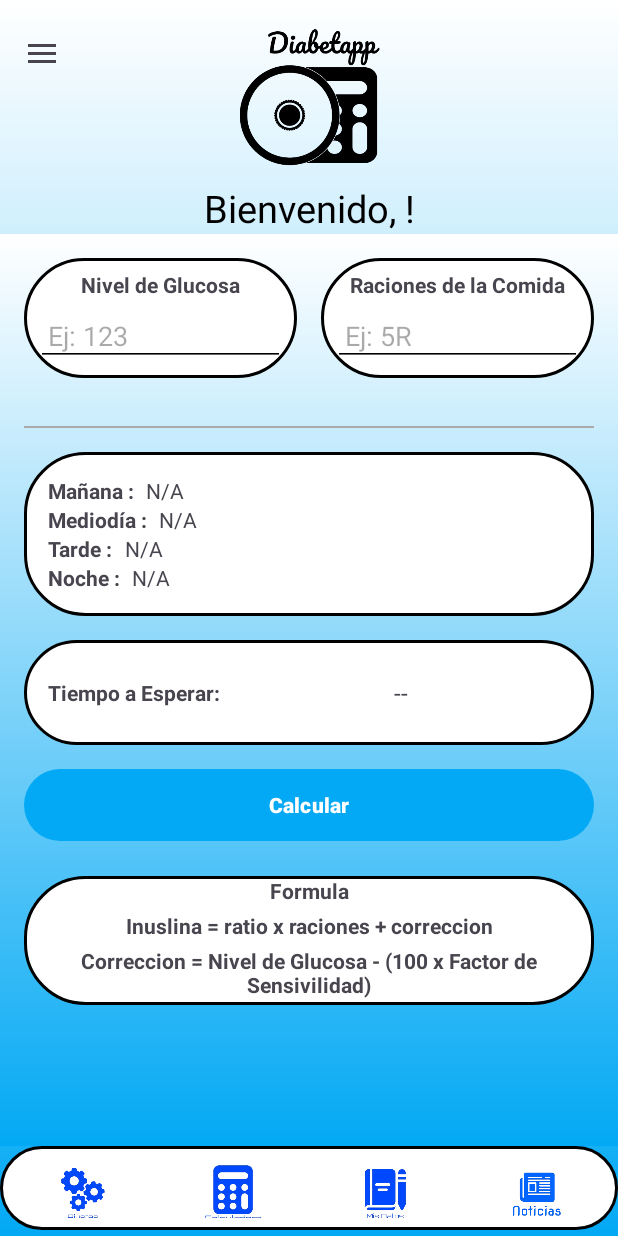
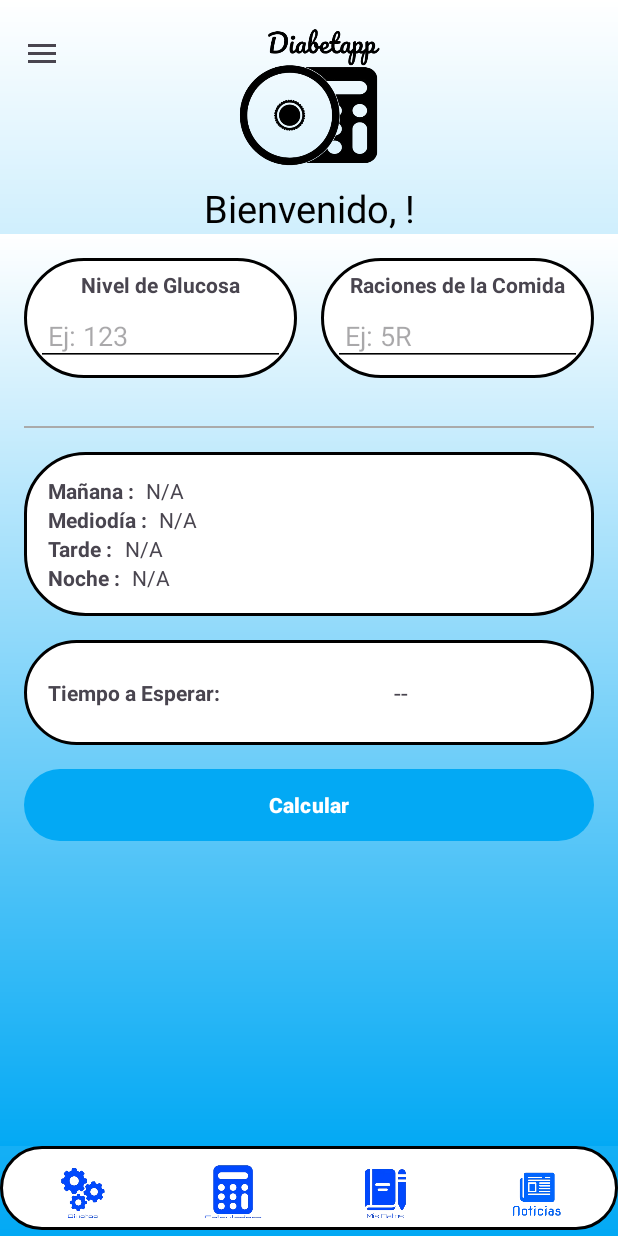
Before and after one commit to juanluismatalop/ProyectoGlucapp, an Android app: the fragment CalculadoraFragment placed in its activity, on a phone screen of 412 x 824 dp. Run offline under Robolectric (Android 15) with nearby library versions, the phone set to English and light mode, and no system bars; our stand-ins replace Dagger/Hilt's generated code, Firebase (no records; nobody signed in at launch, a user with empty details on screens opened directly).

Commit message:
cambios importantes en la forma de los proyects para mejorar la app

```diff
--- a/app/src/main/java/com/example/proyectoglucapp/ui/viewModel/SharedViewModel.kt
+++ b/app/src/main/java/com/example/proyectoglucapp/ui/viewModel/CalculadoraMisDatosViewModel.kt
@@ -1,8 +1,11 @@
 package com.example.proyectoglucapp.ui.viewModel
 
 import androidx.lifecycle.ViewModel
+import dagger.hilt.android.lifecycle.HiltViewModel
+import javax.inject.Inject
 
-class SharedViewModel : ViewModel() {
+@HiltViewModel
+class CalculadoraMisDatosViewModel @Inject constructor() : ViewModel() {
     var sensibilidad: Double? = null
     var ratioManana: Double? = null
     var ratioMediodia: Double? = null
--- a/app/src/main/java/com/example/proyectoglucapp/ui/views/fragment/CalculadoraFragment.kt
+++ b/app/src/main/java/com/example/proyectoglucapp/ui/views/fragment/CalculadoraFragment.kt
@@ -13,7 +13,7 @@ import android.widget.Toast
 import androidx.fragment.app.Fragment
 import androidx.lifecycle.ViewModelProvider
 import com.example.proyectoglucapp.R
-import com.example.proyectoglucapp.ui.viewModel.SharedViewModel
+import com.example.proyectoglucapp.ui.viewModel.CalculadoraMisDatosViewModel
 
 class CalculadoraFragment : Fragment() {
 
@@ -25,7 +25,7 @@ class CalculadoraFragment : Fragment() {
     private lateinit var racionesComida: EditText
     private lateinit var tiempoEsperar: TextView
 
-    private lateinit var sharedViewModel: SharedViewModel
+    private lateinit var sharedViewModel: CalculadoraMisDatosViewModel
 
     override fun onCreateView(
         inflater: LayoutInflater, container: ViewGroup?,
@@ -33,7 +33,7 @@ class CalculadoraFragment : Fragment() {
     ): View? {
         val view = inflater.inflate(R.layout.fragment_calculadora, container, false)
 
-        sharedViewModel = ViewModelProvider(requireActivity()).get(SharedViewModel::class.java)
+        sharedViewModel = ViewModelProvider(requireActivity()).get(CalculadoraMisDatosViewModel::class.java)
 
         valueManana = view.findViewById(R.id.valueManana)
         valueMediodia = view.findViewById(R.id.valueMediodia)
--- a/app/src/main/java/com/example/proyectoglucapp/ui/views/fragment/MisDatosFragment.kt
+++ b/app/src/main/java/com/example/proyectoglucapp/ui/views/fragment/MisDatosFragment.kt
@@ -10,7 +10,7 @@ import android.widget.Toast
 import androidx.fragment.app.Fragment
 import androidx.lifecycle.ViewModelProvider
 import com.example.proyectoglucapp.R
-import com.example.proyectoglucapp.ui.viewModel.SharedViewModel
+import com.example.proyectoglucapp.ui.viewModel.CalculadoraMisDatosViewModel
 
 class MisDatosFragment : Fragment() {
 
@@ -21,7 +21,7 @@ class MisDatosFragment : Fragment() {
     private lateinit var ratioNoche: EditText
     private lateinit var saveButton: Button
 
-    private lateinit var sharedViewModel: SharedViewModel
+    private lateinit var sharedViewModel: CalculadoraMisDatosViewModel
 
     override fun onCreateView(
         inflater: LayoutInflater, container: ViewGroup?,
@@ -29,7 +29,7 @@ class MisDatosFragment : Fragment() {
     ): View? {
         val view = inflater.inflate(R.layout.fragment_mis_datos, container, false)
 
-        sharedViewModel = ViewModelProvider(requireActivity()).get(SharedViewModel::class.java)
+        sharedViewModel = ViewModelProvider(requireActivity()).get(CalculadoraMisDatosViewModel::class.java)
 
         factorDeSensibilidad = view.findViewById(R.id.factorDeSensibilidad)
         ratioManana = view.findViewById(R.id.ratioMannana)
--- a/app/src/main/res/layout/fragment_ajustes.xml
+++ b/app/src/main/res/layout/fragment_ajustes.xml
@@ -1,6 +1,5 @@
 <?xml version="1.0" encoding="utf-8"?>
 <FrameLayout xmlns:android="http://schemas.android.com/apk/res/android"
-    xmlns:app="http://schemas.android.com/apk/res-auto"
     xmlns:tools="http://schemas.android.com/tools"
     android:layout_width="match_parent"
     android:layout_height="match_parent"
--- a/app/src/main/res/layout/fragment_calculadora.xml
+++ b/app/src/main/res/layout/fragment_calculadora.xml
@@ -5,7 +5,7 @@
     android:layout_height="match_parent"
     xmlns:app="http://schemas.android.com/apk/res-auto"
     android:background="@drawable/fondo"
-    tools:context=".fragment.calculadora.CalculadoraFragment">
+    tools:context="ui.views.fragment.CalculadoraFragment">
 
     <LinearLayout
         android:layout_width="match_parent"
@@ -238,37 +238,5 @@
         <Space
             android:layout_width="379dp"
             android:layout_height="23dp" />
-        <LinearLayout
-            android:layout_width="match_parent"
-            android:layout_height="wrap_content"
-            android:background="@drawable/ventana"
-            android:orientation="vertical">
-
-            <TextView
-                android:id="@+id/textView9"
-                android:layout_width="match_parent"
-                android:layout_height="wrap_content"
-                android:text="Formula"
-                android:textStyle="bold"
-                android:gravity="center"
-                android:paddingBottom="4dp" />
-
-            <TextView
-                android:id="@+id/textView10"
-                android:layout_width="match_parent"
-                android:layout_height="wrap_content"
-                android:text="Inuslina = ratio x raciones + correccion"
-                android:textStyle="bold"
-                android:gravity="center"
-                android:paddingBottom="4dp" />
-            <TextView
-                android:id="@+id/textView11"
-                android:layout_width="match_parent"
-                android:layout_height="wrap_content"
-                android:text="Correccion = Nivel de Glucosa - (100 x Factor de Sensivilidad)"
-                android:textStyle="bold"
-                android:gravity="center"
-                android:paddingBottom="4dp" />
-        </LinearLayout>
     </LinearLayout>
 </FrameLayout>
--- a/app/src/main/res/layout/fragment_tablas.xml
+++ b/app/src/main/res/layout/fragment_tablas.xml
@@ -2,9 +2,11 @@
     android:layout_width="match_parent"
     android:layout_height="match_parent"
     xmlns:app="http://schemas.android.com/apk/res-auto"
+    xmlns:tools="http://schemas.android.com/tools"
     android:orientation="vertical"
     android:background="@drawable/fondo"
-    android:padding="16dp">
+    android:padding="16dp"
+    tools:context="ui.views.fragment.VideoFragment">
 
     <ImageButton
         android:id="@+id/takePhotoButton"
--- a/app/src/main/res/layout/fragment_video.xml
+++ b/app/src/main/res/layout/fragment_video.xml
@@ -1,11 +1,10 @@
 <?xml version="1.0" encoding="utf-8"?>
 <FrameLayout xmlns:android="http://schemas.android.com/apk/res/android"
-    xmlns:app="http://schemas.android.com/apk/res-auto"
     xmlns:tools="http://schemas.android.com/tools"
     android:layout_width="match_parent"
     android:layout_height="match_parent"
     android:background="@drawable/fondo"
-    tools:context=".fragment.video.VideoFragment">
+    tools:context="ui.views.fragment.VideoFragment">
 
 
     <ImageView
```
Also changed, not shown: app/src/main/java/com/example/proyectoglucapp/ui/views/fragment/AjustesFragment.kt (+12 -0 lines), app/src/main/java/com/example/proyectoglucapp/ui/views/fragment/TablasFragment.kt (+0 -37 lines), app/src/main/java/com/example/proyectoglucapp/ui/views/fragment/VideoFragment.kt (+11 -0 lines).
